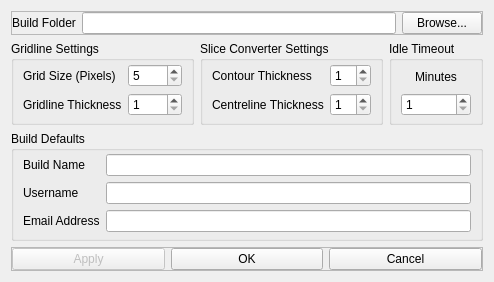
Before: the Qt Designer form gui/dialogPreferences.ui in Spinarakk/defectmonitor, drawn with Qt 5.
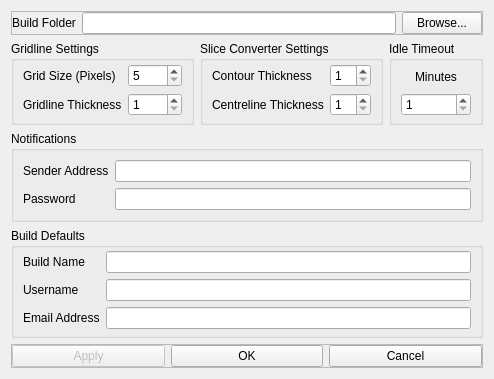
After: the same form once the commit is applied.

Commit message: - Moved a few of the functions around, most prominantly the multithreading functions - Created a camera stress test dialog window to repeatedly capture and save images with the camera - Added additional notification option to send error notification to developer if camera or switch has been disconnected during build - Added setting the notification sending email address and password to the Preferences dialog window - Turned some of the dialog windows into modal windows mostly to prevent the user from messing up save files - Fixed an issue with opening builds in regards to the json files

Diff of the .ui file:
```diff
--- a/gui/dialogPreferences.ui
+++ b/gui/dialogPreferences.ui
@@ -7,19 +7,67 @@
     <x>0</x>
     <y>0</y>
     <width>428</width>
-    <height>261</height>
+    <height>337</height>
    </rect>
   </property>
-  <property name="maximumSize">
-   <size>
-    <width>428</width>
-    <height>261</height>
-   </size>
-  </property>
   <property name="windowTitle">
    <string>Preferences</string>
   </property>
   <layout class="QGridLayout" name="gridLayout">
+   <item row="7" column="0" colspan="4">
+    <widget class="QFrame" name="frameButtons">
+     <property name="sizePolicy">
+      <sizepolicy hsizetype="Preferred" vsizetype="Fixed">
+       <horstretch>0</horstretch>
+       <verstretch>0</verstretch>
+      </sizepolicy>
+     </property>
+     <property name="frameShape">
+      <enum>QFrame::StyledPanel</enum>
+     </property>
+     <property name="frameShadow">
+      <enum>QFrame::Raised</enum>
+     </property>
+     <layout class="QHBoxLayout" name="horizontalLayout_2">
+      <property name="leftMargin">
+       <number>0</number>
+      </property>
+      <property name="topMargin">
+       <number>0</number>
+      </property>
+      <property name="rightMargin">
+       <number>0</number>
+      </property>
+      <property name="bottomMargin">
+       <number>0</number>
+      </property>
+      <item>
+       <widget class="QPushButton" name="pushApply">
+        <property name="enabled">
+         <bool>false</bool>
+        </property>
+        <property name="text">
+         <string>Apply</string>
+        </property>
+       </widget>
+      </item>
+      <item>
+       <widget class="QPushButton" name="pushOK">
+        <property name="text">
+         <string>OK</string>
+        </property>
+       </widget>
+      </item>
+      <item>
+       <widget class="QPushButton" name="pushCancel">
+        <property name="text">
+         <string>Cancel</string>
+        </property>
+       </widget>
+      </item>
+     </layout>
+    </widget>
+   </item>
    <item row="3" column="0">
     <widget class="QGroupBox" name="groupGridline">
      <property name="title">
@@ -96,61 +144,6 @@
      </layout>
     </widget>
    </item>
-   <item row="3" column="1" colspan="2">
-    <widget class="QGroupBox" name="groupSliceConverter">
-     <property name="title">
-      <string>Slice Converter Settings</string>
-     </property>
-     <layout class="QGridLayout" name="gridLayout_4">
-      <property name="topMargin">
-       <number>3</number>
-      </property>
-      <property name="bottomMargin">
-       <number>6</number>
-      </property>
-      <item row="1" column="1">
-       <widget class="QLabel" name="labelCentrelineT">
-        <property name="text">
-         <string>Centreline Thickness</string>
-        </property>
-       </widget>
-      </item>
-      <item row="0" column="1">
-       <widget class="QLabel" name="labelContourT">
-        <property name="text">
-         <string>Contour Thickness</string>
-        </property>
-       </widget>
-      </item>
-      <item row="0" column="2">
-       <widget class="QSpinBox" name="spinContourT">
-        <property name="toolTip">
-         <string>1 - 25</string>
-        </property>
-        <property name="minimum">
-         <number>1</number>
-        </property>
-        <property name="maximum">
-         <number>25</number>
-        </property>
-       </widget>
-      </item>
-      <item row="1" column="2">
-       <widget class="QSpinBox" name="spinCentrelineT">
-        <property name="toolTip">
-         <string>1 - 25</string>
-        </property>
-        <property name="minimum">
-         <number>1</number>
-        </property>
-        <property name="maximum">
-         <number>25</number>
-        </property>
-       </widget>
-      </item>
-     </layout>
-    </widget>
-   </item>
    <item row="3" column="3">
     <widget class="QGroupBox" name="groupIdleTimeout">
      <property name="title">
@@ -192,61 +185,62 @@
      </layout>
     </widget>
    </item>
-   <item row="6" column="0" colspan="4">
-    <widget class="QFrame" name="frameButtons">
-     <property name="sizePolicy">
-      <sizepolicy hsizetype="Preferred" vsizetype="Fixed">
-       <horstretch>0</horstretch>
-       <verstretch>0</verstretch>
-      </sizepolicy>
+   <item row="3" column="1" colspan="2">
+    <widget class="QGroupBox" name="groupSliceConverter">
+     <property name="title">
+      <string>Slice Converter Settings</string>
      </property>
-     <property name="frameShape">
-      <enum>QFrame::StyledPanel</enum>
-     </property>
-     <property name="frameShadow">
-      <enum>QFrame::Raised</enum>
-     </property>
-     <layout class="QHBoxLayout" name="horizontalLayout_2">
-      <property name="leftMargin">
-       <number>0</number>
-      </property>
+     <layout class="QGridLayout" name="gridLayout_4">
       <property name="topMargin">
-       <number>0</number>
-      </property>
-      <property name="rightMargin">
-       <number>0</number>
+       <number>3</number>
       </property>
       <property name="bottomMargin">
-       <number>0</number>
+       <number>6</number>
       </property>
-      <item>
-       <widget class="QPushButton" name="pushApply">
-        <property name="enabled">
-         <bool>false</bool>
-        </property>
+      <item row="1" column="1">
+       <widget class="QLabel" name="labelCentrelineT">
         <property name="text">
-         <string>Apply</string>
+         <string>Centreline Thickness</string>
         </property>
        </widget>
       </item>
-      <item>
-       <widget class="QPushButton" name="pushOK">
+      <item row="0" column="1">
+       <widget class="QLabel" name="labelContourT">
         <property name="text">
-         <string>OK</string>
+         <string>Contour Thickness</string>
         </property>
        </widget>
       </item>
-      <item>
-       <widget class="QPushButton" name="pushCancel">
-        <property name="text">
-         <string>Cancel</string>
+      <item row="0" column="2">
+       <widget class="QSpinBox" name="spinContourT">
+        <property name="toolTip">
+         <string>1 - 25</string>
+        </property>
+        <property name="minimum">
+         <number>1</number>
+        </property>
+        <property name="maximum">
+         <number>25</number>
+        </property>
+       </widget>
+      </item>
+      <item row="1" column="2">
+       <widget class="QSpinBox" name="spinCentrelineT">
+        <property name="toolTip">
+         <string>1 - 25</string>
+        </property>
+        <property name="minimum">
+         <number>1</number>
+        </property>
+        <property name="maximum">
+         <number>25</number>
         </property>
        </widget>
       </item>
      </layout>
     </widget>
    </item>
-   <item row="4" column="0" colspan="4">
+   <item row="5" column="0" colspan="4">
     <widget class="QGroupBox" name="groupBuildDefaults">
      <property name="title">
       <string>Build Defaults</string>
@@ -348,6 +342,43 @@
      </layout>
     </widget>
    </item>
+   <item row="4" column="0" colspan="4">
+    <widget class="QGroupBox" name="groupBox">
+     <property name="title">
+      <string>Notifications</string>
+     </property>
+     <layout class="QGridLayout" name="gridLayout_5">
+      <item row="0" column="0">
+       <widget class="QLabel" name="labelSenderAddress">
+        <property name="text">
+         <string>Sender Address</string>
+        </property>
+       </widget>
+      </item>
+      <item row="0" column="1">
+       <widget class="QLineEdit" name="lineSenderAddress">
+        <property name="clearButtonEnabled">
+         <bool>true</bool>
+        </property>
+       </widget>
+      </item>
+      <item row="1" column="0">
+       <widget class="QLabel" name="labelPassword">
+        <property name="text">
+         <string>Password</string>
+        </property>
+       </widget>
+      </item>
+      <item row="1" column="1">
+       <widget class="QLineEdit" name="linePassword">
+        <property name="clearButtonEnabled">
+         <bool>true</bool>
+        </property>
+       </widget>
+      </item>
+     </layout>
+    </widget>
+   </item>
   </layout>
  </widget>
  <tabstops>
```
The commit also changes 22 other files.
